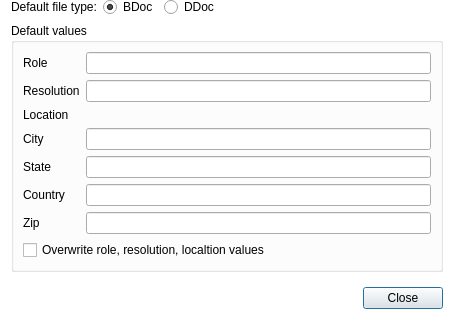
This is qdigidocclient/trunk/src/ui/Settings.ui in tixsys/esteid as Qt 5 draws it before an edit; both pictures show x 0 to 454 and y 140 to 460 of the 454 by 460 pixel window. The edited form follows.
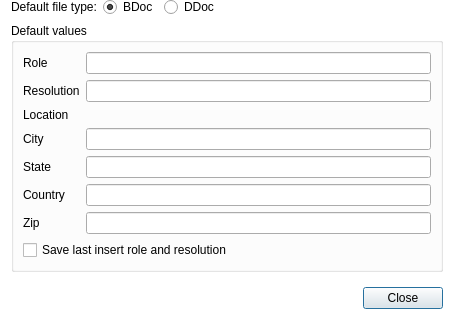
This is the edited form.

```diff
--- a/qdigidocclient/trunk/src/ui/Settings.ui
+++ b/qdigidocclient/trunk/src/ui/Settings.ui
@@ -188,7 +188,7 @@
       <item row="7" column="0" colspan="2">
        <widget class="QCheckBox" name="signOverwrite">
         <property name="text">
-         <string>Overwrite role, resolution, localtion values</string>
+         <string>Save last insert role and resolution</string>
         </property>
        </widget>
       </item>
```
